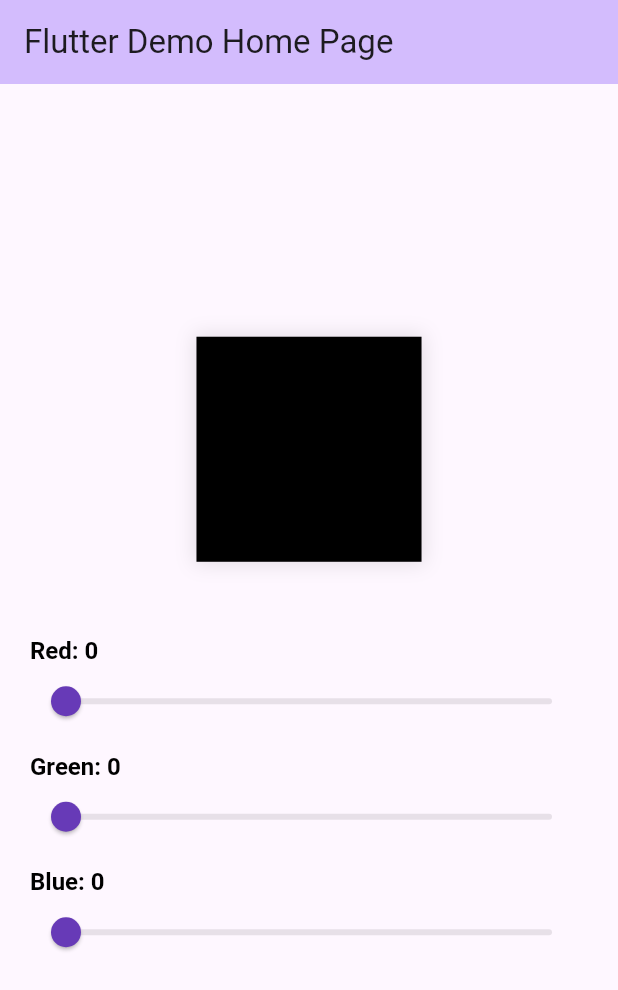
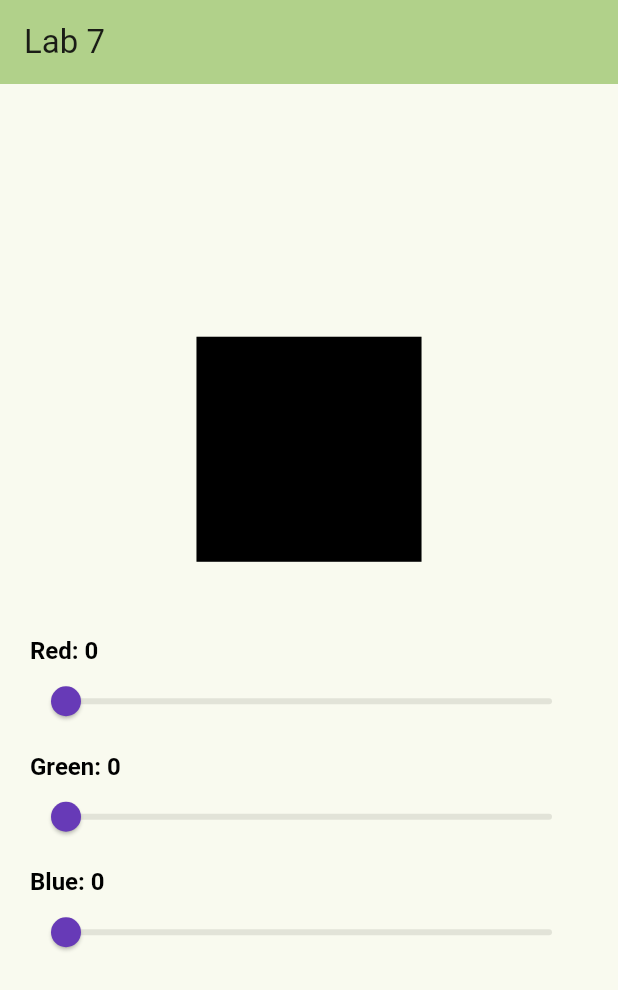
Before and after one commit to radchukk/Lab7, a Flutter app: the screen it shows after launch, on a phone screen of 412 x 824 dp. Shown: the top 990 px of the screen. Run offline on Flutter 3.47's test engine with Material 3 defaults, Android fonts, the phone set to English and light mode, and no system bars.

Commit message:
theme change

```diff
--- a/lib/main.dart
+++ b/lib/main.dart
@@ -12,7 +12,7 @@ class MyApp extends StatelessWidget {
     return MaterialApp(
       title: 'RGB Color Picker',
       theme: ThemeData(
-        colorScheme: ColorScheme.fromSeed(seedColor: Colors.deepPurple),
+        colorScheme: ColorScheme.fromSeed(seedColor: Colors.lightGreenAccent),
         useMaterial3: true,
       ),
       home: const ColorPickerPage(),
@@ -37,7 +37,7 @@ class _ColorPickerPageState extends State<ColorPickerPage> {
     return Scaffold(
       appBar: AppBar(
         backgroundColor: Theme.of(context).colorScheme.inversePrimary,
-        title: const Text('Flutter Demo Home Page'),
+        title: const Text('Lab 7'),
       ),
       body: Padding(
         padding: const EdgeInsets.all(20.0),
@@ -50,19 +50,11 @@ class _ColorPickerPageState extends State<ColorPickerPage> {
               decoration: BoxDecoration(
                 color: Color.fromRGBO(_red.toInt(), _green.toInt(), _blue.toInt(), 1),
                 border: Border.all(color: Colors.black12),
-                boxShadow: [
-                  BoxShadow(
-                    color: Colors.black.withOpacity(0.1),
-                    blurRadius: 10,
-                    spreadRadius: 2,
-                  )
-                ],
               ),
             ),
 
-            const SizedBox(height: 50), // Відступ
+            const SizedBox(height: 50),
 
-            // Секція RED
             _buildColorSlider(
                 label: 'Red',
                 value: _red,
@@ -74,7 +66,6 @@ class _ColorPickerPageState extends State<ColorPickerPage> {
                 }
             ),
 
-            // Секція GREEN
             _buildColorSlider(
                 label: 'Green',
                 value: _green,
@@ -86,7 +77,6 @@ class _ColorPickerPageState extends State<ColorPickerPage> {
                 }
             ),
 
-            // Секція BLUE
             _buildColorSlider(
                 label: 'Blue',
                 value: _blue,
@@ -103,7 +93,6 @@ class _ColorPickerPageState extends State<ColorPickerPage> {
     );
   }
 
-  // Допоміжний метод для створення повзунка (щоб не дублювати код 3 рази)
   Widget _buildColorSlider({
     required String label,
     required double value,
@@ -113,7 +102,6 @@ class _ColorPickerPageState extends State<ColorPickerPage> {
     return Column(
       crossAxisAlignment: CrossAxisAlignment.start,
       children: [
-        // Текстовий підпис, наприклад: "Red: 125"
         RichText(
           text: TextSpan(
             style: const TextStyle(fontSize: 16, color: Colors.black),
@@ -127,7 +115,7 @@ class _ColorPickerPageState extends State<ColorPickerPage> {
           value: value,
           min: 0,
           max: 255,
-          activeColor: Colors.deepPurple, // Колір активної частини як на скріншоті
+          activeColor: Colors.deepPurple,
           thumbColor: Colors.deepPurple,
           onChanged: onChanged,
         ),
```
